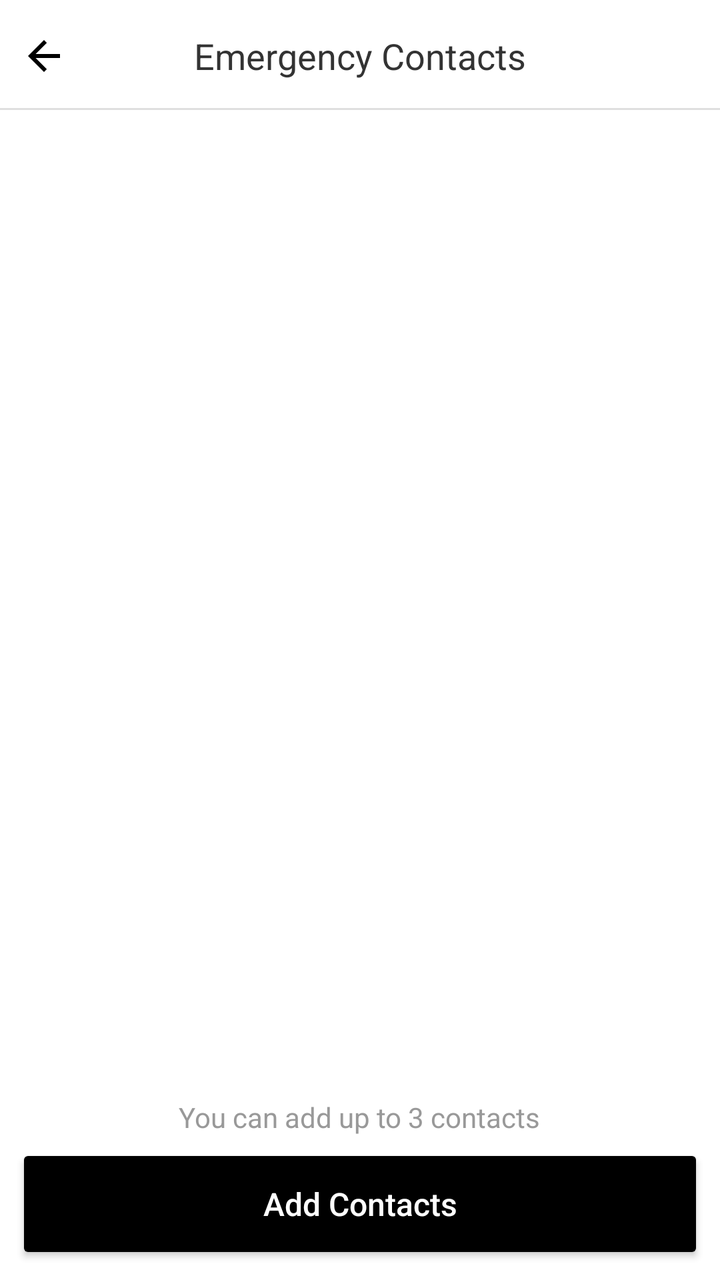
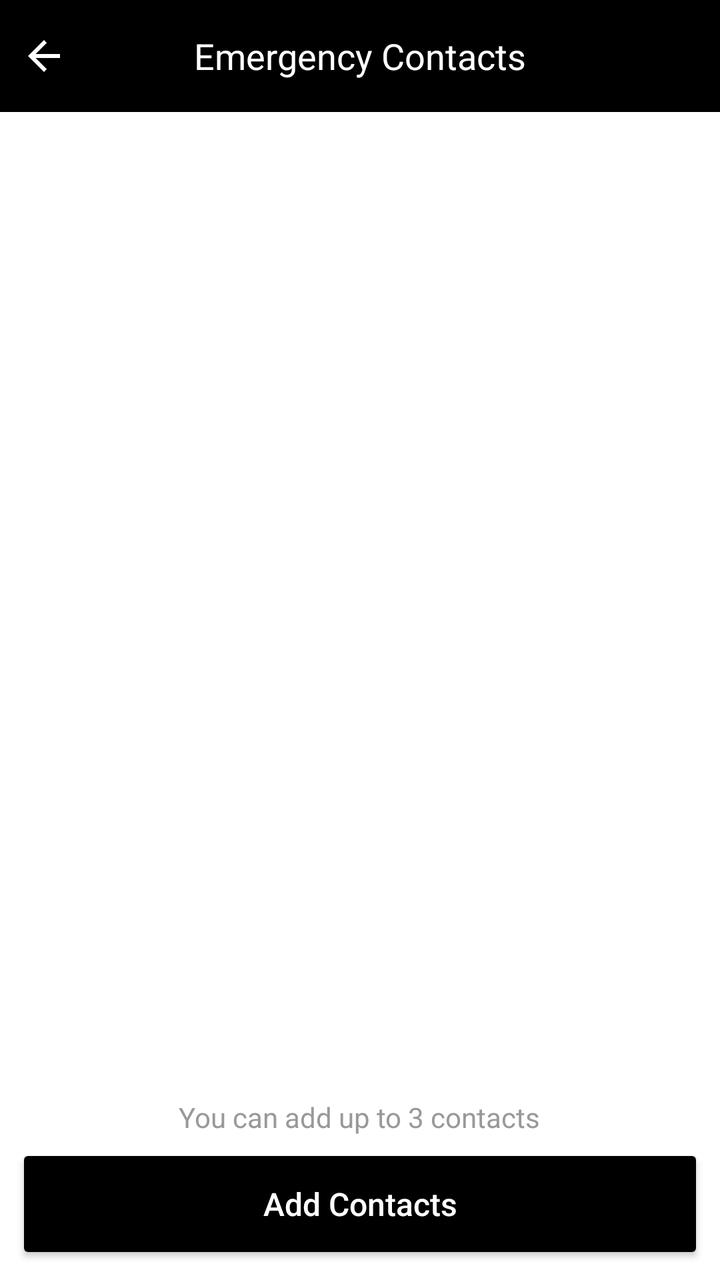

Compare the two renders of this Android layout. The source of the first and the diff that turns it into the second are given below.
<!-- AndroidManifest.xml: application theme AppTheme -->
<!-- res/layout/sos__activity_main.xml -->
<?xml version="1.0" encoding="utf-8"?>
<RelativeLayout xmlns:android="http://schemas.android.com/apk/res/android"
    xmlns:app="http://schemas.android.com/apk/res-auto"
    xmlns:tools="http://schemas.android.com/tools"
    android:layout_width="match_parent"
    android:layout_height="match_parent"
    android:background="@color/white"
    android:visibility="visible">

    <RelativeLayout
        android:id="@+id/toolbar"
        android:layout_width="match_parent"
        android:layout_height="?attr/actionBarSize">

        <androidx.appcompat.widget.AppCompatImageView
            android:layout_width="wrap_content"
            android:layout_height="wrap_content"
            android:layout_alignParentLeft="true"
            android:layout_centerInParent="true"
            android:padding="10dp"
            android:text="@string/emergency"
            android:textSize="@dimen/dp_18"
            android:id="@+id/back"
            app:srcCompat="@drawable/ic_arrow_back_black_24dp" />

        <androidx.appcompat.widget.AppCompatTextView
            android:layout_width="wrap_content"
            android:layout_height="wrap_content"
            android:layout_centerInParent="true"
            android:text="@string/emergency_contact"

            android:textColor="@color/colorPrimaryDark"
            android:textSize="@dimen/dp_18" />

        <androidx.appcompat.widget.AppCompatButton
            android:id="@+id/emergency"
            android:layout_width="wrap_content"
            android:layout_height="wrap_content"
            android:layout_alignParentRight="true"
            android:backgroundTint="@color/colorAccent"

            android:text="@string/emergency"
            android:textAllCaps="false"
            android:textColor="@color/white"
            android:visibility="gone" />

        <View
            android:layout_width="match_parent"
            android:layout_height="@dimen/dp_1"
            android:layout_alignParentBottom="true"
            android:layout_marginBottom="1dp"
            android:background="@color/colorLine" />
    </RelativeLayout>

    <androidx.recyclerview.widget.RecyclerView
        android:id="@+id/rv_contact_list"
        android:layout_width="match_parent"
        android:layout_height="match_parent"
        android:layout_above="@+id/extra_desc"
        android:layout_below="@+id/toolbar"
        android:background="@color/white" />

    <LinearLayout
        android:id="@+id/no_data_lay"
        android:layout_width="match_parent"
        android:layout_height="match_parent"
        android:layout_above="@+id/extra_desc"
        android:gravity="center"
        android:orientation="vertical"
        android:visibility="gone">

        <androidx.appcompat.widget.AppCompatImageView
            android:id="@+id/image"
            android:layout_width="130dp"
            android:layout_height="130dp"
            app:srcCompat="@drawable/ic_contact"
            tools:ignore="VectorDrawableCompat" />

        <TextView
            android:id="@+id/short_description"
            android:layout_width="wrap_content"
            android:layout_height="wrap_content"
            android:text="@string/sos_short_desc"
            android:textColor="@color/title_text_color"
            android:textSize="24sp" />

        <TextView
            android:id="@+id/long_description"
            android:layout_width="wrap_content"
            android:layout_height="wrap_content"
            android:layout_marginTop="10dp"
            android:gravity="center"
            android:paddingLeft="@dimen/padding_right_no_internet_connection_text"
            android:paddingRight="@dimen/padding_left_no_internet_connection_text"
            android:text="@string/sos_long_desc"
            android:textColor="@color/title_text_color"
            android:textSize="17sp" />

        <androidx.appcompat.widget.AppCompatButton
            android:layout_width="wrap_content"
            android:layout_height="wrap_content"
            android:layout_marginTop="40dp"
            android:background="@color/colorPrimary"
            android:text="Create"
            android:textColor="@color/white"
            android:visibility="gone" />
    </LinearLayout>

    <RelativeLayout
        android:id="@+id/extra_desc"
        android:layout_width="match_parent"
        android:layout_height="wrap_content"
        android:layout_alignParentBottom="true"
        android:layout_marginBottom="?attr/actionBarSize"
        android:gravity="center_horizontal"
        android:orientation="horizontal">

        <androidx.appcompat.widget.AppCompatImageView
            android:layout_width="20dp"
            android:layout_height="20dp"
            android:layout_centerVertical="true"
            android:visibility="gone" />

        <TextView
            android:id="@+id/more_info"
            android:layout_width="wrap_content"
            android:layout_height="wrap_content"
            android:gravity="center"
            android:padding="@dimen/padding_googleplay_text"
            android:layout_marginBottom="@dimen/padding_googleplay_text"
            android:text="@string/sos_more_info"
            android:textColor="@color/title_text_color" />
    </RelativeLayout>

    <RelativeLayout

        android:layout_width="match_parent"
        android:layout_height="wrap_content"
        android:layout_alignParentBottom="true"
        android:gravity="center_horizontal"
        android:orientation="horizontal"
        android:padding="@dimen/padding_googleplay_text">

        <androidx.core.widget.ContentLoadingProgressBar
            android:id="@+id/adding_progress"
            style="?android:attr/progressBarStyle"
            android:layout_width="wrap_content"
            android:layout_height="wrap_content"
            android:layout_gravity="center_horizontal"
            android:visibility="gone" />

        <androidx.appcompat.widget.AppCompatButton
            android:id="@+id/submit_button"
            android:layout_width="match_parent"
            android:layout_height="60dp"
            android:backgroundTint="@color/button_accept"
            android:text="@string/add_contacts"
            android:textAllCaps="false"
            android:textColor="@color/white"
            android:textSize="16sp"
            android:visibility="visible" />
    </RelativeLayout>

</RelativeLayout>
<!-- resources referenced by this layout -->
<resources>
  <color name="button_accept">#000000</color>
  <color name="colorAccent">#ee3324</color>
  <color name="colorLine">#dfdfdf</color>
  <color name="colorPrimary">#fff</color>
  <color name="colorPrimaryDark">#333333</color>
  <color name="title_text_color">#999999</color>
  <color name="white">#fff</color>
  <dimen name="dp_1">1dp</dimen>
  <dimen name="dp_18">18dp</dimen>
  <dimen name="padding_googleplay_text">8dp</dimen>
  <dimen name="padding_left_no_internet_connection_text">30dp</dimen>
  <dimen name="padding_right_no_internet_connection_text">30dp</dimen>
  <!-- drawable ic_arrow_back_black_24dp (drawable) -->
  <vector xmlns:android="http://schemas.android.com/apk/res/android"
          android:width="24dp"
          android:height="24dp"
          android:viewportWidth="24.0"
          android:viewportHeight="24.0">
      <path
          android:fillColor="#FF000000"
          android:pathData="M20,11H7.83l5.59,-5.59L12,4l-8,8 8,8 1.41,-1.41L7.83,13H20v-2z"/>
  </vector>
  <!-- drawable ic_contact: vector/xml drawable (drawable, 2687 chars, omitted) -->
  <string name="add_contacts">Add Contacts</string>
  <string name="emergency">Emergency</string>
  <string name="emergency_contact">Emergency Contacts</string>
  <string name="sos_long_desc">Alert your dear ones incase of emergency. Add them to your emergency contacts.</string>
  <string name="sos_more_info">You can add up to 3 contacts</string>
  <string name="sos_short_desc">Let\'s make travel safer...</string>
  <style name="AppTheme" parent="Theme.AppCompat.Light.DarkActionBar">
          
          <item name="colorPrimary">@color/colorPrimary</item>
          <item name="colorPrimaryDark">@color/colorPrimaryDark</item>
          <item name="colorAccent">@color/colorAccent</item>
      </style>
</resources>

<!-- the commit's change to res/layout/sos__activity_main.xml (unified diff, before → after) -->
@@ -9,6 +9,7 @@
 
     <RelativeLayout
         android:id="@+id/toolbar"
+        android:background="@color/black"
         android:layout_width="match_parent"
         android:layout_height="?attr/actionBarSize">
 
@@ -21,15 +22,14 @@
             android:text="@string/emergency"
             android:textSize="@dimen/dp_18"
             android:id="@+id/back"
-            app:srcCompat="@drawable/ic_arrow_back_black_24dp" />
+            app:srcCompat="@drawable/ic_arrow_back_white" />
 
         <androidx.appcompat.widget.AppCompatTextView
             android:layout_width="wrap_content"
             android:layout_height="wrap_content"
             android:layout_centerInParent="true"
             android:text="@string/emergency_contact"
-
-            android:textColor="@color/colorPrimaryDark"
+            android:textColor="@color/white"
             android:textSize="@dimen/dp_18" />
 
         <androidx.appcompat.widget.AppCompatButton
@@ -44,12 +44,6 @@
             android:textColor="@color/white"
             android:visibility="gone" />
 
-        <View
-            android:layout_width="match_parent"
-            android:layout_height="@dimen/dp_1"
-            android:layout_alignParentBottom="true"
-            android:layout_marginBottom="1dp"
-            android:background="@color/colorLine" />
     </RelativeLayout>
 
     <androidx.recyclerview.widget.RecyclerView
<!-- resource entries referenced after the edit -->
@@ -1,25 +1,24 @@
 <!-- resources referenced by this layout -->
 <resources>
+  <color name="black">#000000</color>
   <color name="button_accept">#000000</color>
   <color name="colorAccent">#ee3324</color>
-  <color name="colorLine">#dfdfdf</color>
   <color name="colorPrimary">#fff</color>
   <color name="colorPrimaryDark">#333333</color>
   <color name="title_text_color">#999999</color>
   <color name="white">#fff</color>
-  <dimen name="dp_1">1dp</dimen>
   <dimen name="dp_18">18dp</dimen>
   <dimen name="padding_googleplay_text">8dp</dimen>
   <dimen name="padding_left_no_internet_connection_text">30dp</dimen>
   <dimen name="padding_right_no_internet_connection_text">30dp</dimen>
-  <!-- drawable ic_arrow_back_black_24dp (drawable) -->
+  <!-- drawable ic_arrow_back_white (drawable) -->
   <vector xmlns:android="http://schemas.android.com/apk/res/android"
-          android:width="24dp"
-          android:height="24dp"
-          android:viewportWidth="24.0"
-          android:viewportHeight="24.0">
+      android:width="24dp"
+      android:height="24dp"
+      android:viewportWidth="24.0"
+      android:viewportHeight="24.0">
       <path
-          android:fillColor="#FF000000"
+          android:fillColor="#FFFFFF"
           android:pathData="M20,11H7.83l5.59,-5.59L12,4l-8,8 8,8 1.41,-1.41L7.83,13H20v-2z"/>
   </vector>
   <!-- drawable ic_contact: vector/xml drawable (drawable, 2687 chars, omitted) -->
